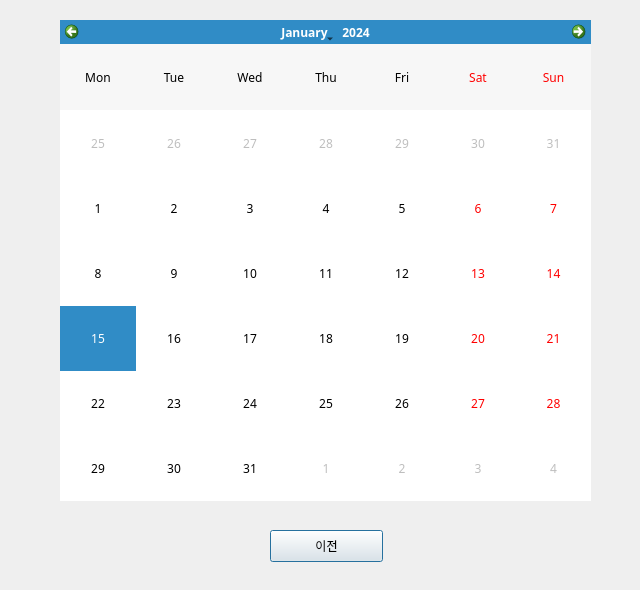
The window that views/student_attendance.ui (y-ngm-n/TeamMountain) describes before a commit, drawn with Qt 5.
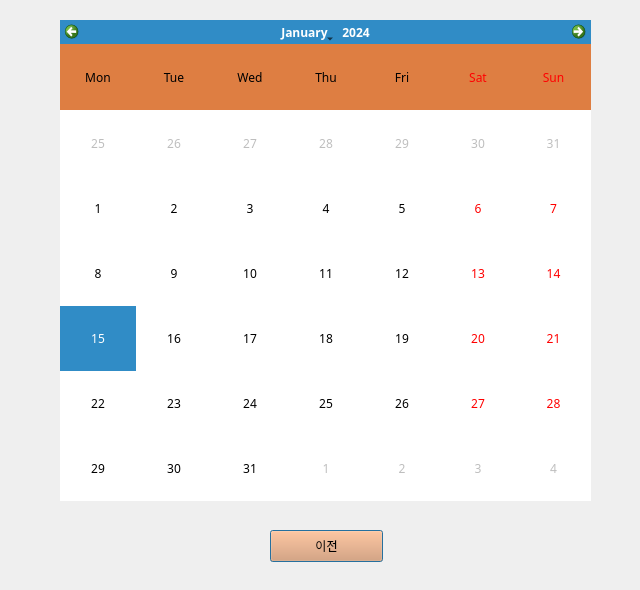
The same window after the commit. Icons and pictures are not drawn.

Commit message: GUI 수정

Diff of the .ui file:
```diff
--- a/views/student_attendance.ui
+++ b/views/student_attendance.ui
@@ -13,6 +13,10 @@
   <property name="windowTitle">
    <string>출석 체크</string>
   </property>
+  <property name="styleSheet">
+   <string notr="true">background: url(:/background/background.png);
+ </string>
+  </property>
   <widget class="QCalendarWidget" name="calendarWidget">
    <property name="geometry">
     <rect>
@@ -30,6 +34,68 @@
    <property name="mouseTracking">
     <bool>true</bool>
    </property>
+   <property name="styleSheet">
+    <string notr="true">/*
+QCalendarWidget QToolButton {
+  	height: 60px;
+  	width: 150px;
+  	color: white;
+  	font-size: 24px;
+  	icon-size: 56px, 56px;
+  	background-color: qlineargradient(x1:0, y1:0, x2:0, y2:1, stop: 0 #cccccc, stop: 1 #333333);
+  }
+  QCalendarWidget QMenu {
+  	width: 150px;
+  	left: 20px;
+  	color: white;
+  	font-size: 18px;
+  	background-color: rgb(100, 100, 100);
+  }
+  QCalendarWidget QSpinBox { 
+  	width: 150px; 
+  	font-size:24px; 
+  	color: white; 
+  	background-color: qlineargradient(x1:0, y1:0, x2:0, y2:1, stop: 0 #cccccc, stop: 1 #333333); 
+  	selection-background-color: rgb(136, 136, 136);
+  	selection-color: rgb(255, 255, 255);
+  }
+  QCalendarWidget QSpinBox::up-button { subcontrol-origin: border;  subcontrol-position: top right;  width:65px; }
+  QCalendarWidget QSpinBox::down-button {subcontrol-origin: border; subcontrol-position: bottom right;  width:65px;}
+  QCalendarWidget QSpinBox::up-arrow { width:56px;  height:56px; }
+  QCalendarWidget QSpinBox::down-arrow { width:56px;  height:56px; }
+   */
+
+  /* header row */
+  QCalendarWidget QWidget { alternate-background-color: rgb(222, 126, 66); }
+   
+
+  /* normal days */
+
+  QCalendarWidget QAbstractItemView:enabled 
+  {
+/*
+  	font-size:24px;  
+  	color: rgb(180, 180, 180);  
+  	background-color: black;  
+  	selection-background-color: rgb(64, 64, 64); 
+  	selection-color: rgb(0, 255, 0); 
+*/
+  }
+   
+  /* days in other months */
+  /* navigation bar */
+/*
+QCalendarWidget QWidget#qt_calendar_navigationbar
+{ 
+  background-color: qlineargradient(x1:0, y1:0, x2:0, y2:1, stop: 0 #cccccc, stop: 1 #333333); 
+}
+
+QCalendarWidget QAbstractItemView:disabled 
+{ 
+color: rgb(64, 64, 64); 
+}
+*/</string>
+   </property>
    <property name="selectionMode">
     <enum>QCalendarWidget::SingleSelection</enum>
    </property>
@@ -55,6 +121,9 @@
      <height>32</height>
     </rect>
    </property>
+   <property name="styleSheet">
+    <string notr="true">background: rgb(229, 149, 94);</string>
+   </property>
    <property name="text">
     <string>이전</string>
    </property>
```
Left out of the diff: 4 changed lines with no effect on the pictures. The commit also changes 2 other files.
